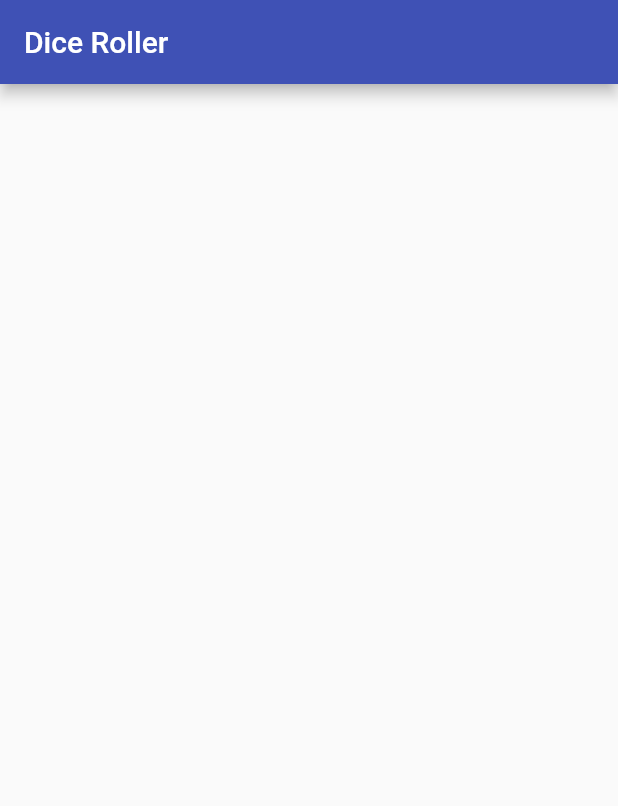
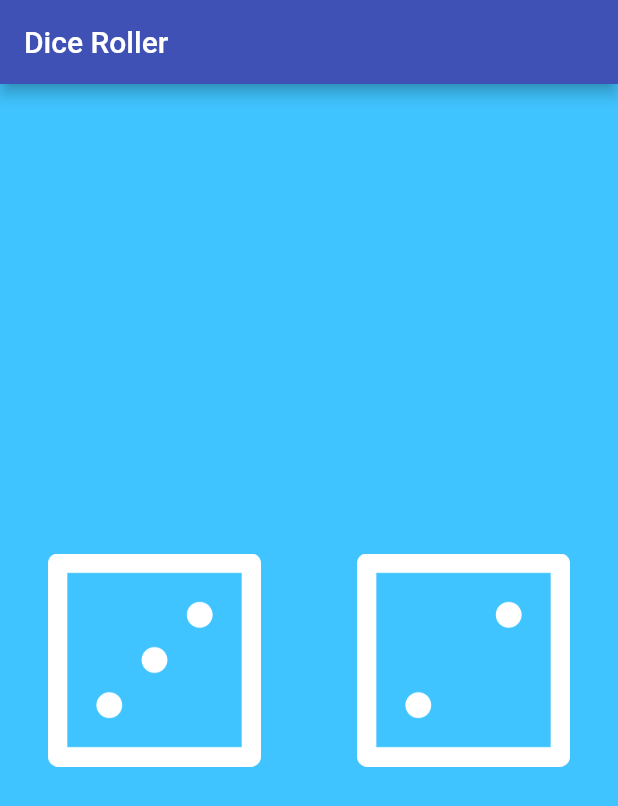
Before and after one commit to Lihaas/Flutter, a Flutter app: the screen it shows after launch, on a phone screen of 412 x 824 dp. Shown: the top 806 px of the screen. Run offline on Flutter 3.47's test engine with Material 2 defaults, Android fonts, the phone set to English and light mode, and no system bars.

Commit message:
Dice Roll

```diff
--- a/4.DiceRoller/dice_app/lib/main.dart
+++ b/4.DiceRoller/dice_app/lib/main.dart
@@ -1,18 +1,65 @@
+import 'dart:math';
+
 import 'package:flutter/material.dart';
 
 void main() {
   runApp(MyApp());
 }
 
-class MyApp extends StatelessWidget {
+class MyApp extends StatefulWidget {
+  @override
+  _MyAppState createState() => _MyAppState();
+}
+
+class _MyAppState extends State<MyApp> {
+  int leftDice = 3;
+  int rightDice = 2;
+  void changeState() {
+    rightDice = Random().nextInt(5) + 1;
+    leftDice = Random().nextInt(5) + 1;
+  }
+
   @override
   Widget build(BuildContext context) {
     return MaterialApp(
       home: SafeArea(
         child: Scaffold(
+          backgroundColor: Colors.lightBlueAccent,
           appBar: AppBar(
             backgroundColor: Colors.indigo,
             title: Text("Dice Roller"),
+          ),
+          body: Center(
+            child: Row(
+              children: <Widget>[
+                Expanded(
+                  child: Padding(
+                    padding: const EdgeInsets.all(16),
+                    child: FlatButton(
+                      onPressed: () {
+                        setState(() {
+                          changeState();
+                        });
+                      },
+                      child: Image.asset("images/dice$leftDice.png"),
+                    ),
+                  ),
+                ),
+                Expanded(
+                  child: Padding(
+                    padding: const EdgeInsets.all(16),
+                    child: FlatButton(
+                      onPressed: () {
+                        setState(() {
+                          changeState();
+                        });
+                      },
+                      child: Image.asset("images/dice$rightDice.png"),
+                    ),
+                  ),
+                )
+              ],
+            ),
           ),
         ),
       ),
--- a/4.DiceRoller/dice_app/pubspec.yaml
+++ b/4.DiceRoller/dice_app/pubspec.yaml
@@ -45,9 +45,8 @@ flutter:
   uses-material-design: true
 
   # To add assets to your application, add an assets section, like this:
-  # assets:
-  #   - images/a_dot_burr.jpeg
-  #   - images/a_dot_ham.jpeg
+  assets:
+    - images/
 
   # An image asset can refer to one or more resolution-specific "variants", see
   # https://flutter.dev/assets-and-images/#resolution-aware.
```
